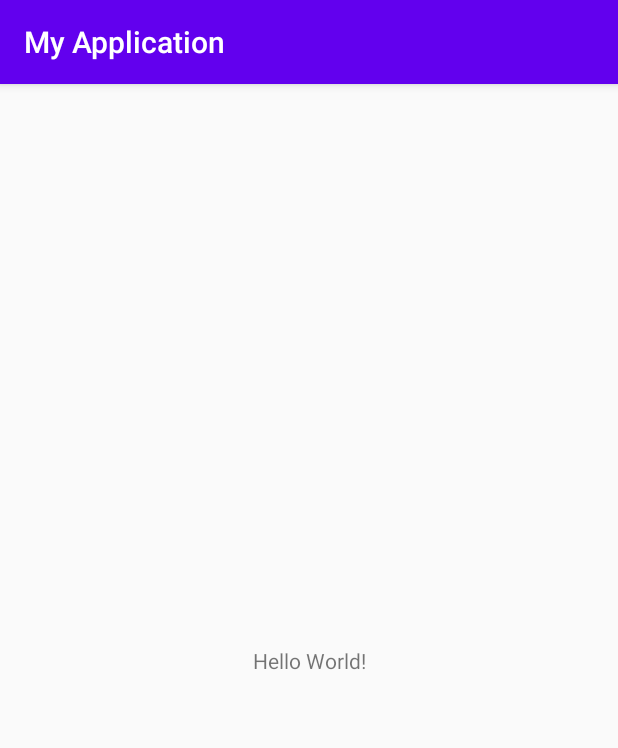
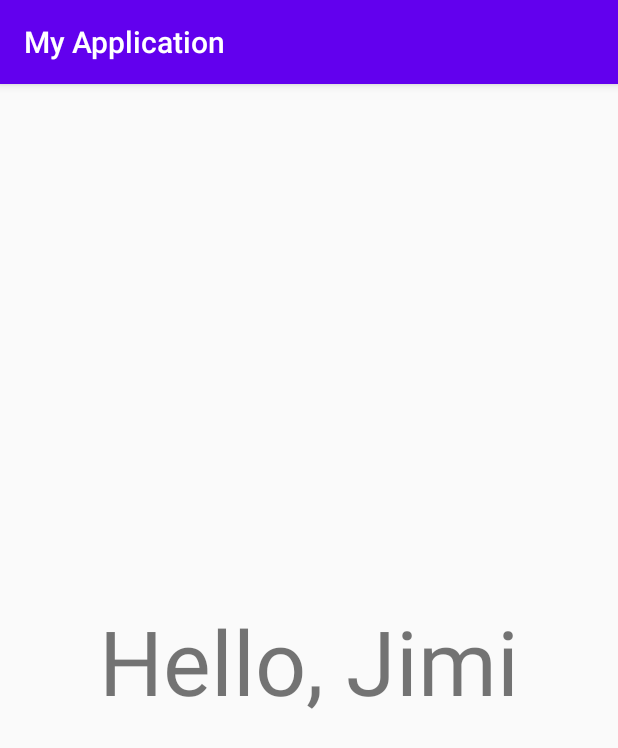
Before and after one commit to hayesj23/helloApplication, an Android app: the screen it shows after launch (MainActivity), on a phone screen of 412 x 824 dp. Shown: the top 748 px of the screen. Run offline under Robolectric (Android 15) with nearby library versions, the phone set to English and light mode, and no system bars.

Commit message:
hello name commit

```diff
--- a/app/src/main/res/layout/activity_main.xml
+++ b/app/src/main/res/layout/activity_main.xml
@@ -9,7 +9,8 @@
     <TextView
         android:layout_width="wrap_content"
         android:layout_height="wrap_content"
-        android:text="Hello World!"
+        android:text="Hello, Jimi"
+        android:textSize="60dp"
         app:layout_constraintBottom_toBottomOf="parent"
         app:layout_constraintLeft_toLeftOf="parent"
         app:layout_constraintRight_toRightOf="parent"
```
